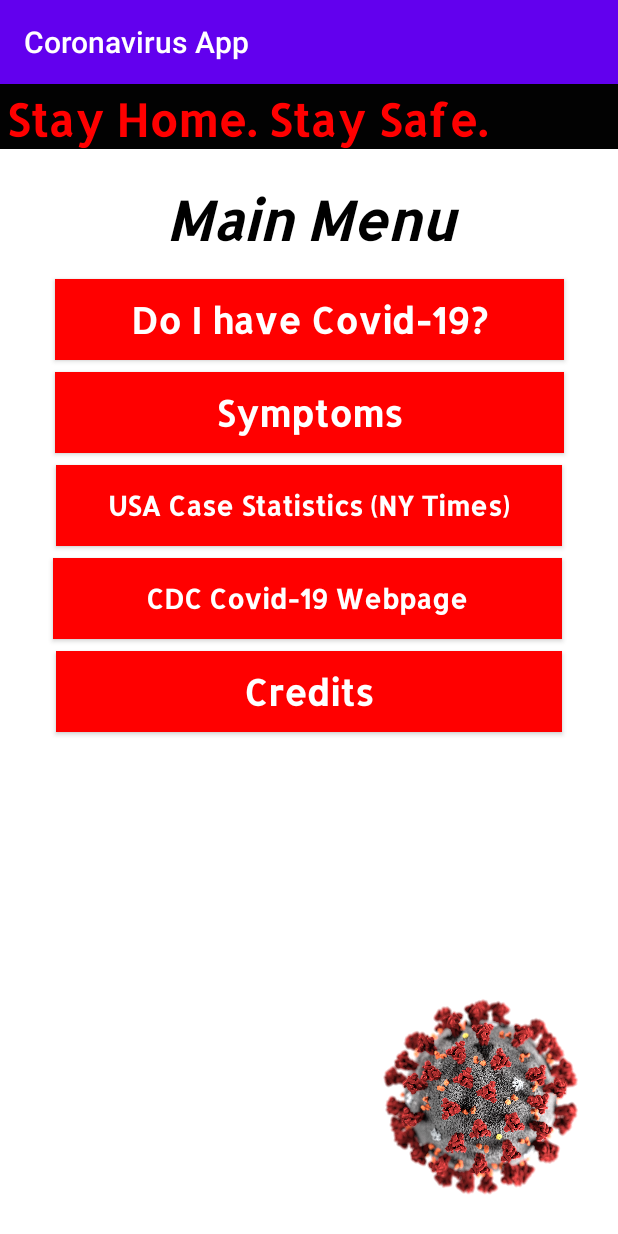
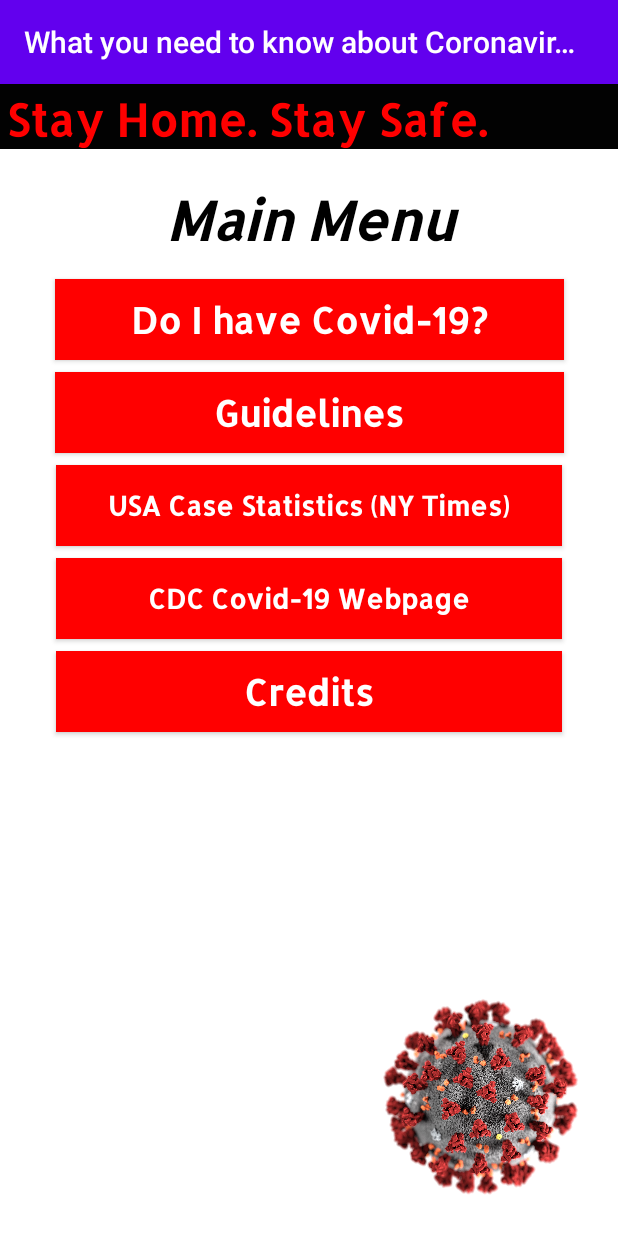
Before and after one commit to brysonadcock/CoronavirusApp, an Android app: the screen it shows after launch (MainActivity), on a phone screen of 412 x 824 dp. Run offline under Robolectric (Android 15) with nearby library versions, the phone set to English and light mode, and no system bars.

Commit message:
Changed symptoms to guidelines and added scrolling feature

```diff
--- a/app/src/main/AndroidManifest.xml
+++ b/app/src/main/AndroidManifest.xml
@@ -6,7 +6,7 @@
     <application
         android:allowBackup="true"
         android:icon="@mipmap/ic_launcher"
-        android:label="@string/app_name"
+        android:label="@string/title_label"
         android:roundIcon="@mipmap/ic_launcher_round"
         android:supportsRtl="true"
         android:theme="@style/AppTheme">
@@ -20,7 +20,7 @@
                 android:value=".MainActivity" />
         </activity>
         <activity
-            android:name=".SymptomsActivity"
+            android:name=".GuidelinesActivity"
             android:parentActivityName=".MainActivity">
 
             <!-- The meta-data tag is required if you support API level 15 and lower -->
--- a/app/src/main/java/edu/augustana/coronavirusapp/MainActivity.java
+++ b/app/src/main/java/edu/augustana/coronavirusapp/MainActivity.java
@@ -32,8 +32,8 @@ public class MainActivity extends AppCompatActivity {
         startActivity(intent);
     }
 
-    public void goToSymptomsActivity(View view) {
-        Intent intent = new Intent(this, SymptomsActivity.class);
+    public void goToGuidelinesActivity(View view) {
+        Intent intent = new Intent(this, GuidelinesActivity.class);
         startActivity(intent);
     }
 
--- a/app/src/main/res/layout/activity_credits.xml
+++ b/app/src/main/res/layout/activity_credits.xml
@@ -32,7 +32,7 @@
     </LinearLayout>
 
     <TextView
-        android:id="@+id/menuHeader"
+        android:id="@+id/pageHeader"
         android:layout_width="0dp"
         android:layout_height="57dp"
         android:layout_marginTop="24dp"
@@ -62,7 +62,7 @@
         android:textStyle="bold"
         app:layout_constraintEnd_toEndOf="parent"
         app:layout_constraintStart_toStartOf="parent"
-        app:layout_constraintTop_toBottomOf="@+id/menuHeader" />
+        app:layout_constraintTop_toBottomOf="@+id/pageHeader" />
 
     <ImageView
         android:id="@+id/virusImage"
--- a/app/src/main/res/layout/activity_diagnose.xml
+++ b/app/src/main/res/layout/activity_diagnose.xml
@@ -32,7 +32,7 @@
     </LinearLayout>
 
     <TextView
-        android:id="@+id/menuHeader"
+        android:id="@+id/pageHeader"
         android:layout_width="0dp"
         android:layout_height="wrap_content"
         android:layout_marginTop="24dp"
--- a/app/src/main/res/layout/activity_main.xml
+++ b/app/src/main/res/layout/activity_main.xml
@@ -33,7 +33,7 @@
     </LinearLayout>
 
     <TextView
-        android:id="@+id/menuHeader"
+        android:id="@+id/pageHeader"
         android:layout_width="0dp"
         android:layout_height="wrap_content"
         android:layout_marginTop="24dp"
@@ -66,10 +66,10 @@
         android:textStyle="bold"
         app:layout_constraintEnd_toEndOf="parent"
         app:layout_constraintStart_toStartOf="parent"
-        app:layout_constraintTop_toBottomOf="@+id/menuHeader" />
+        app:layout_constraintTop_toBottomOf="@+id/pageHeader" />
 
     <Button
-        android:id="@+id/symptomsBtn"
+        android:id="@+id/guidelinesBtn"
         android:layout_width="339dp"
         android:layout_height="54dp"
         android:layout_marginTop="8dp"
@@ -77,8 +77,8 @@
         android:clickable="true"
         android:focusable="true"
         android:fontFamily="@font/allerta"
-        android:onClick="goToSymptomsActivity"
-        android:text="@string/symptoms"
+        android:onClick="goToGuidelinesActivity"
+        android:text="@string/guidelines"
         android:textAllCaps="false"
         android:textColor="#FFFFFF"
         android:textSize="24sp"
@@ -89,7 +89,7 @@
 
     <Button
         android:id="@+id/cdcWebBtn"
-        android:layout_width="339dp"
+        android:layout_width="337dp"
         android:layout_height="54dp"
         android:layout_marginTop="8dp"
         android:background="#FF0000"
@@ -101,7 +101,6 @@
         android:textSize="18sp"
         android:textStyle="bold"
         app:layout_constraintEnd_toEndOf="parent"
-        app:layout_constraintHorizontal_bias="0.486"
         app:layout_constraintStart_toStartOf="parent"
         app:layout_constraintTop_toBottomOf="@+id/usCaseMapSiteBtn" />
 
@@ -120,7 +119,7 @@
         android:textStyle="bold"
         app:layout_constraintEnd_toEndOf="parent"
         app:layout_constraintStart_toStartOf="parent"
-        app:layout_constraintTop_toBottomOf="@+id/symptomsBtn" />
+        app:layout_constraintTop_toBottomOf="@+id/guidelinesBtn" />
 
     <ImageView
         android:id="@+id/virusImage"
--- a/app/src/main/res/values/strings.xml
+++ b/app/src/main/res/values/strings.xml
@@ -11,4 +11,6 @@
     <string name="stay_home_stay_safe">Stay Home. Stay Safe.</string>
     <string name="credits_text">Main Developer: Bryson Adcock\n\nVirus Image:\nwww.statnews.com/2020/02/11/disease-caused-by-the-novel-coronavirus-has-name-covid-19/</string>
     <string name="usa_case_btn">USA Case Statistics (NY Times)</string>
+    <string name="guidelines">Guidelines</string>
+    <string name="title_label">What you need to know about Coronavirus</string>
 </resources>
```
Also changed, not shown: app/src/main/java/edu/augustana/coronavirusapp/GuidelinesActivity.java (added, +20 -0 lines), app/src/main/java/edu/augustana/coronavirusapp/SymptomsActivity.java (deleted, +0 -14 lines), app/src/main/res/layout/activity_guidelines.xml (renamed from app/src/main/res/layout/activity_symptoms.xml, +32 -18 lines).
